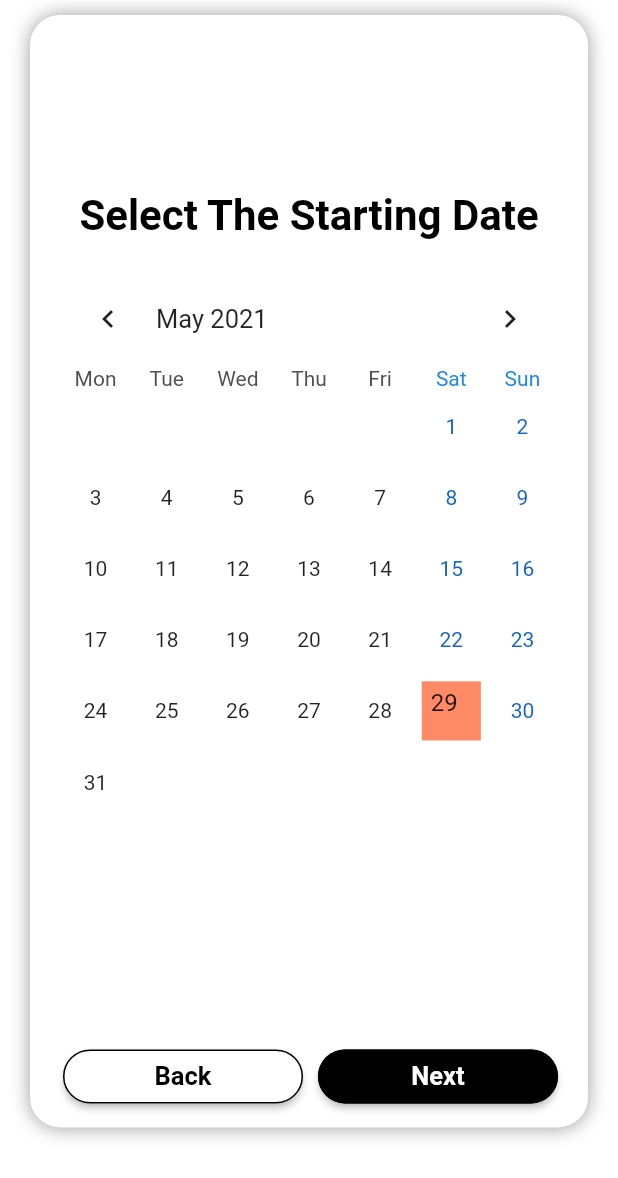
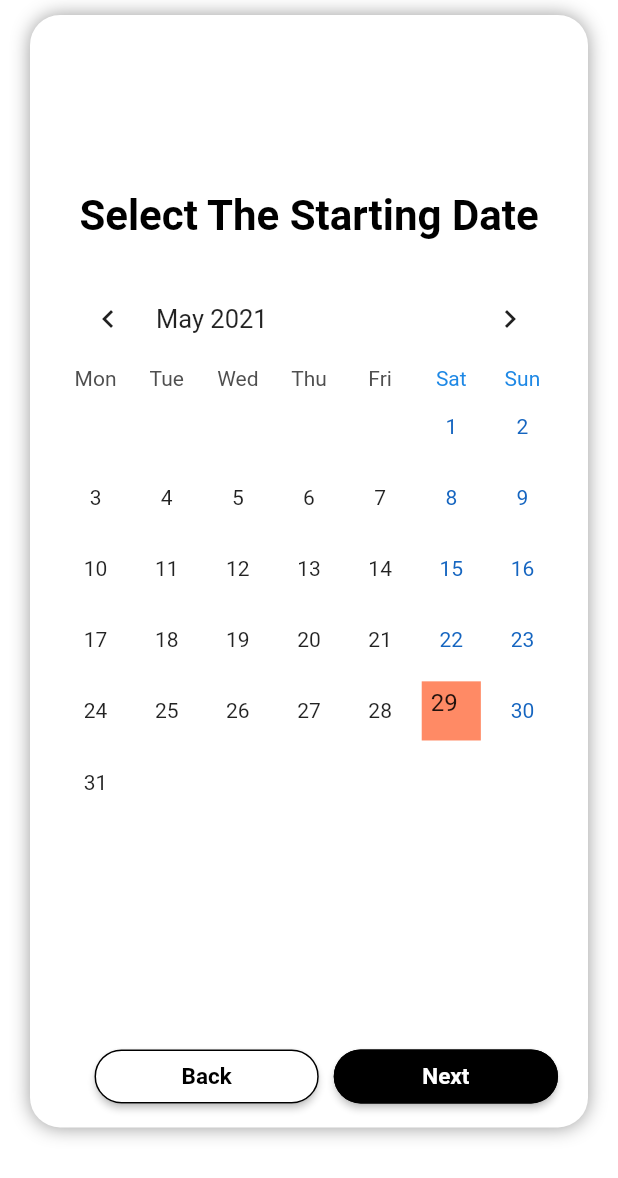
Before and after one commit to tarikisildar/exerciser-front, a Flutter app: the ExerciseCard widget shown alone on an empty page, opened directly with empty values, after a tap on "Add To Schedule", on a phone screen of 412 x 824 dp. Shown: the top 1178 px of the screen. Run offline on Flutter 3.47's test engine with Material 2 defaults, Android fonts, the light colour scheme and no system bars; drawn by our look-alikes of table_calendar; our stand-ins replace better_player, camera, date_format, flutter_login, shared_preferences, toggle_switch and 1 more; missing offline and left inert: day_selector, speech_recognition, tflite; accounts and stored records are empty; network calls fail.

Commit message:
Overflow bug fixed

```diff
--- a/lib/exerciseCards.dart
+++ b/lib/exerciseCards.dart
@@ -89,15 +89,16 @@ class ExerciseCardState extends State<ExerciseCard>
   }
   Widget card(){
     final deviceSize = MediaQuery.of(context).size;
-    final cardWidth = min(deviceSize.width * 0.75, 360.0);
+    final cardWidth = deviceSize.width * 0.75;
     return Container(
           height: deviceSize.height * 0.9,
+          width: deviceSize.width * 0.9,
           margin: const EdgeInsets.symmetric(horizontal: 20, vertical: 10),
           decoration: BoxDecoration(borderRadius: BorderRadius.all(Radius.circular(20.0)), color: Colors.white, boxShadow: [
             BoxShadow(color: Colors.black.withAlpha(100), blurRadius: 10.0),
           ]),
           child: Padding(
-            padding: const EdgeInsets.symmetric(horizontal: 20.0, vertical: 10),
+            padding: const EdgeInsets.symmetric(horizontal: 5, vertical: 10),
             child: Row(
               mainAxisAlignment: MainAxisAlignment.center,
               children: <Widget>[
@@ -144,7 +145,7 @@ class ExerciseCardState extends State<ExerciseCard>
                       children: <Widget>
                       [
                       SizedBox(
-                        width: 160,
+                        width: cardWidth/2-5,
                         child:  RaisedButton(
                           onPressed: () {widget.closeContainer();},
                           color: Colors.white,
@@ -152,7 +153,7 @@ class ExerciseCardState extends State<ExerciseCard>
                             borderRadius: BorderRadius.circular(18.0),
                             side: BorderSide(color: Colors.black)
                           ),
-                          child: Text("Back", style : TextStyle(fontSize: 16, color: Colors.black, fontWeight: FontWeight.bold)
+                          child: Text("Back", style : TextStyle(fontSize: 13, color: Colors.black, fontWeight: FontWeight.bold)
                           ),
                         ),
                       ),
@@ -161,7 +162,7 @@ class ExerciseCardState extends State<ExerciseCard>
                         width: 10,
                       ),
                       SizedBox(
-                        width: 160,
+                        width: cardWidth/2-5,
                         child:  RaisedButton(
                           shape: RoundedRectangleBorder(
                             borderRadius: BorderRadius.circular(18.0),
@@ -174,7 +175,7 @@ class ExerciseCardState extends State<ExerciseCard>
                           },
                           color: Colors.black,
 
-                          child: Text("Add To Schedule", style : TextStyle(fontSize: 16, color: Colors.white, fontWeight: FontWeight.bold)
+                          child: Text("Add To Schedule",textAlign: TextAlign.center, style : TextStyle(fontSize: 13, color: Colors.white, fontWeight: FontWeight.bold)
                           ),
                         ),
                       ),
@@ -286,6 +287,8 @@ class ExerciseCardState extends State<ExerciseCard>
   Widget addToPlan()
   {
     final deviceSize = MediaQuery.of(context).size;
+      final cardWidth = deviceSize.width * 0.75;
+
     return Container(
       height: deviceSize.height * 0.9,
       margin: const EdgeInsets.symmetric(horizontal: 20, vertical: 10),
@@ -334,7 +337,7 @@ class ExerciseCardState extends State<ExerciseCard>
                   children: <Widget>
                   [
                   SizedBox(
-                    width: 160,
+                    width: cardWidth/2-5,
                     child:  RaisedButton(
                       onPressed: () {setState(() {
                           configureVideo();
@@ -351,7 +354,7 @@ class ExerciseCardState extends State<ExerciseCard>
                         borderRadius: BorderRadius.circular(18.0),
                         side: BorderSide(color: Colors.black)
                       ),
-                      child: Text("Back", style : TextStyle(fontSize: 17, color: Colors.black, fontWeight: FontWeight.bold)
+                      child: Text("Back", style : TextStyle(fontSize: 15, color: Colors.black, fontWeight: FontWeight.bold)
                       ),
                     ),
                   ),
@@ -360,7 +363,7 @@ class ExerciseCardState extends State<ExerciseCard>
                     width: 10,
                   ),
                   SizedBox(
-                    width: 160,
+                    width: cardWidth/2-5,
                     child:  RaisedButton(
                       shape: RoundedRectangleBorder(
                         borderRadius: BorderRadius.circular(18.0),
@@ -386,7 +389,7 @@ class ExerciseCardState extends State<ExerciseCard>
                       },
                       color: Colors.black,
 
-                      child: Text(calendarStates.length < 3 ? "Next" : "Add To Plan" , style : TextStyle(fontSize: 17, color: Colors.white, fontWeight: FontWeight.bold)
+                      child: Text(calendarStates.length < 3 ? "Next" : "Add To Plan" , style : TextStyle(fontSize: 15, color: Colors.white, fontWeight: FontWeight.bold)
                       ),
                     ),
                   ),
--- a/pubspec.yaml
+++ b/pubspec.yaml
@@ -32,6 +32,7 @@ dependencies:
   day_selector: ^1.0.0
   shared_preferences: ^2.0.5
   toggle_switch: ^0.1.9
+  device_simulator: ^0.9.6
 
 dev_dependencies:
   flutter_test:
```
Also changed, not shown: lib/exerciseCardPlanPage.dart (+10 -8 lines), lib/main.dart (+2 -6 lines).
